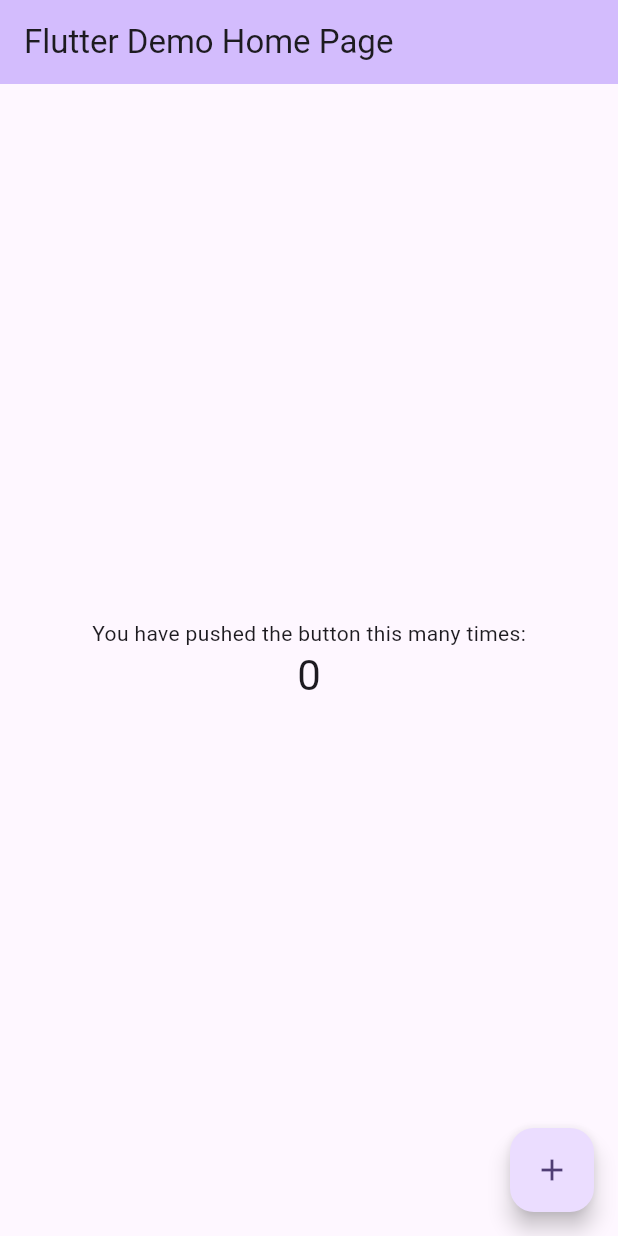
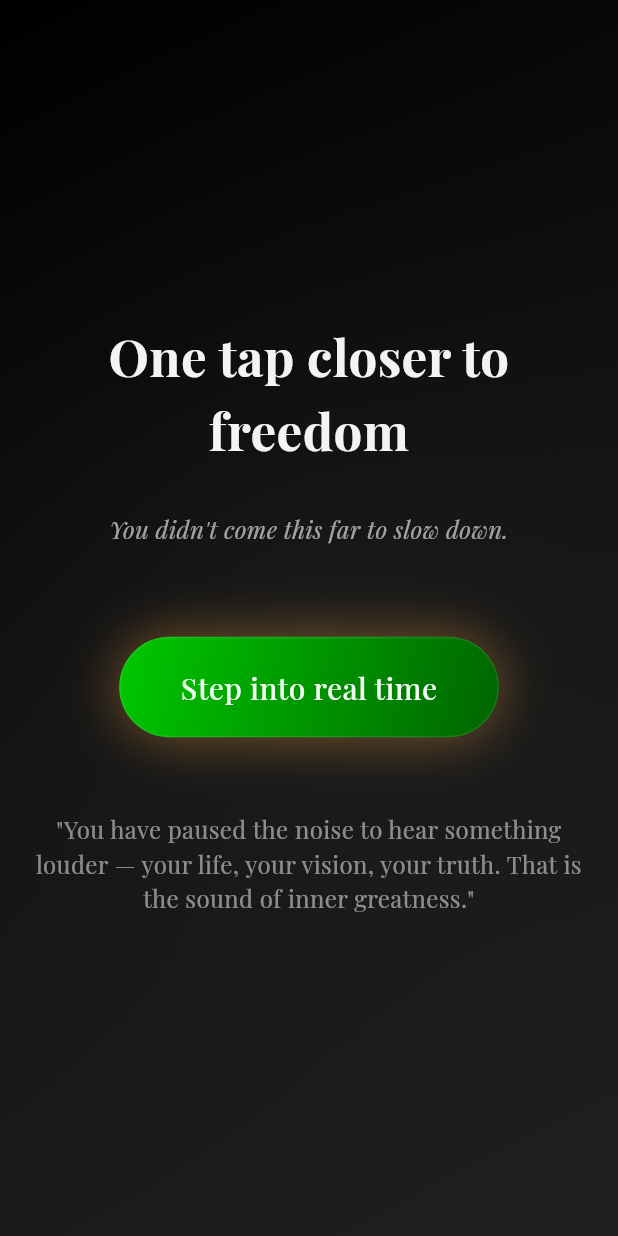
Before and after one commit to AleixVall-lloveraPeiro/app, a Flutter app: the screen it shows after launch, on a phone screen of 412 x 824 dp. Run offline on Flutter 3.47's test engine with Material 3 defaults, Android fonts, the phone set to English and light mode, and no system bars; our stand-ins replace google_fonts.

Commit message:
main i homescreen

```diff
--- a/lib/main.dart
+++ b/lib/main.dart
@@ -1,4 +1,7 @@
 import 'package:flutter/material.dart';
+import 'package:google_fonts/google_fonts.dart';
+import 'home_screen.dart';
+
 
 void main() {
   runApp(const MyApp());
@@ -7,116 +10,162 @@ void main() {
 class MyApp extends StatelessWidget {
   const MyApp({super.key});
 
-  // This widget is the root of your application.
   @override
   Widget build(BuildContext context) {
     return MaterialApp(
-      title: 'Flutter Demo',
-      theme: ThemeData(
-        // This is the theme of your application.
-        //
-        // TRY THIS: Try running your application with "flutter run". You'll see
-        // the application has a purple toolbar. Then, without quitting the app,
-        // try changing the seedColor in the colorScheme below to Colors.green
-        // and then invoke "hot reload" (save your changes or press the "hot
-        // reload" button in a Flutter-supported IDE, or press "r" if you used
-        // the command line to start the app).
-        //
-        // Notice that the counter didn't reset back to zero; the application
-        // state is not lost during the reload. To reset the state, use hot
-        // restart instead.
-        //
-        // This works for code too, not just values: Most code changes can be
-        // tested with just a hot reload.
-        colorScheme: ColorScheme.fromSeed(seedColor: Colors.deepPurple),
+      debugShowCheckedModeBanner: false,
+      title: 'Presence Mode',
+      theme: ThemeData.dark().copyWith(
+        scaffoldBackgroundColor: const Color(0xFF0D0D0D),
       ),
-      home: const MyHomePage(title: 'Flutter Demo Home Page'),
+      home: const MainScreen(),
     );
   }
 }
 
-class MyHomePage extends StatefulWidget {
-  const MyHomePage({super.key, required this.title});
-
-  // This widget is the home page of your application. It is stateful, meaning
-  // that it has a State object (defined below) that contains fields that affect
-  // how it looks.
-
-  // This class is the configuration for the state. It holds the values (in this
-  // case the title) provided by the parent (in this case the App widget) and
-  // used by the build method of the State. Fields in a Widget subclass are
-  // always marked "final".
-
-  final String title;
-
-  @override
-  State<MyHomePage> createState() => _MyHomePageState();
-}
-
-class _MyHomePageState extends State<MyHomePage> {
-  int _counter = 0;
-
-  void _incrementCounter() {
-    setState(() {
-      // This call to setState tells the Flutter framework that something has
-      // changed in this State, which causes it to rerun the build method below
-      // so that the display can reflect the updated values. If we changed
-      // _counter without calling setState(), then the build method would not be
-      // called again, and so nothing would appear to happen.
-      _counter++;
-    });
-  }
+class MainScreen extends StatelessWidget {
+  const MainScreen({super.key});
 
   @override
   Widget build(BuildContext context) {
-    // This method is rerun every time setState is called, for instance as done
-    // by the _incrementCounter method above.
-    //
-    // The Flutter framework has been optimized to make rerunning build methods
-    // fast, so that you can just rebuild anything that needs updating rather
-    // than having to individually change instances of widgets.
     return Scaffold(
-      appBar: AppBar(
-        // TRY THIS: Try changing the color here to a specific color (to
-        // Colors.amber, perhaps?) and trigger a hot reload to see the AppBar
-        // change color while the other colors stay the same.
-        backgroundColor: Theme.of(context).colorScheme.inversePrimary,
-        // Here we take the value from the MyHomePage object that was created by
-        // the App.build method, and use it to set our appbar title.
-        title: Text(widget.title),
+      body: Stack(
+        children: [
+          const BackgroundGradient(),
+          const BlurOverlay(),
+          Center(
+            child: Padding(
+              padding: const EdgeInsets.symmetric(horizontal: 24.0),
+              child: Column(
+                mainAxisAlignment: MainAxisAlignment.center,
+                crossAxisAlignment: CrossAxisAlignment.center,
+                children: [
+                  Text(
+                    'One tap closer to freedom',
+                    textAlign: TextAlign.center,
+                    style: GoogleFonts.playfairDisplay(
+                      fontSize: 34,
+                      fontWeight: FontWeight.bold,
+                      color: Colors.white.withOpacity(0.95),
+                    ),
+                  ),
+                  const SizedBox(height: 30),
+                  Text(
+                    "You didn't come this far to slow down.",
+                    textAlign: TextAlign.center,
+                    style: GoogleFonts.playfairDisplay(
+                      fontSize: 16,
+                      fontStyle: FontStyle.italic,
+                      color: Colors.white.withOpacity(0.6),
+                    ),
+                  ),
+                  const SizedBox(height: 60),
+                  const GlowingStartButton(),
+                  const SizedBox(height: 50),
+                  Opacity(
+                    opacity: 0.5,
+                    child: Text(
+                      '"You have paused the noise to hear something louder — your life, your vision, your truth. That is the sound of inner greatness."',
+                      textAlign: TextAlign.center,
+                      style: GoogleFonts.playfairDisplay(
+                        fontSize: 16,
+                        color: Colors.white,
+                      ),
+                    ),
+                  ),
+                ],
+              ),
+            ),
+          ),
+        ],
       ),
-      body: Center(
-        // Center is a layout widget. It takes a single child and positions it
-        // in the middle of the parent.
-        child: Column(
-          // Column is also a layout widget. It takes a list of children and
-          // arranges them vertically. By default, it sizes itself to fit its
-          // children horizontally, and tries to be as tall as its parent.
-          //
-          // Column has various properties to control how it sizes itself and
-          // how it positions its children. Here we use mainAxisAlignment to
-          // center the children vertically; the main axis here is the vertical
-          // axis because Columns are vertical (the cross axis would be
-          // horizontal).
-          //
-          // TRY THIS: Invoke "debug painting" (choose the "Toggle Debug Paint"
-          // action in the IDE, or press "p" in the console), to see the
-          // wireframe for each widget.
-          mainAxisAlignment: MainAxisAlignment.center,
-          children: <Widget>[
-            const Text('You have pushed the button this many times:'),
-            Text(
-              '$_counter',
-              style: Theme.of(context).textTheme.headlineMedium,
-            ),
+    );
+  }
+}
+
+class BackgroundGradient extends StatelessWidget {
+  const BackgroundGradient({super.key});
+
+  @override
+  Widget build(BuildContext context) {
+    return Container(
+      decoration: const BoxDecoration(
+        gradient: LinearGradient(
+          begin: Alignment.topLeft,
+          end: Alignment.bottomRight,
+          colors: [
+            Color.fromARGB(255, 0, 0, 0),
+            Color.fromARGB(255, 19, 19, 19),
+            Color.fromARGB(255, 32, 32, 32),
           ],
         ),
       ),
-      floatingActionButton: FloatingActionButton(
-        onPressed: _incrementCounter,
-        tooltip: 'Increment',
-        child: const Icon(Icons.add),
-      ), // This trailing comma makes auto-formatting nicer for build methods.
     );
   }
 }
+
+class BlurOverlay extends StatelessWidget {
+  const BlurOverlay({super.key});
+
+  @override
+  Widget build(BuildContext context) {
+    return Container(
+      decoration: BoxDecoration(
+        gradient: RadialGradient(
+          center: Alignment.center,
+          radius: 1.1,
+          colors: [
+            Colors.white.withOpacity(0.03),
+            Colors.transparent,
+          ],
+        ),
+      ),
+    );
+  }
+}
+
+class GlowingStartButton extends StatelessWidget {
+  const GlowingStartButton({super.key});
+
+  @override
+  Widget build(BuildContext context) {
+    return GestureDetector(
+      onTap: () {
+        Navigator.push(
+          context,
+          MaterialPageRoute(builder:(context) => const HomeScreen()),
+        );
+      },
+      child: Container(
+        padding: const EdgeInsets.symmetric(horizontal: 40, vertical: 18),
+        decoration: BoxDecoration(
+          gradient: const LinearGradient(
+            colors: [
+              Color.fromARGB(255, 0, 200, 0), // Groc
+              Color.fromARGB(255, 0, 100, 0),                // Orange
+            ],
+            begin: Alignment.topLeft,
+            end: Alignment.bottomRight,
+          ),
+          borderRadius: BorderRadius.circular(50),
+          boxShadow: [
+            BoxShadow(
+              color: Colors.orangeAccent.withOpacity(0.4),
+              blurRadius: 30,
+              spreadRadius: 1,
+            ),
+          ],
+          border: Border.all(color: Colors.white.withOpacity(0.1)),
+        ),
+        child: Text(
+          'Step into real time',
+          style: GoogleFonts.playfairDisplay(
+            fontSize: 20,
+            fontWeight: FontWeight.w500,
+            color: Colors.white.withOpacity(0.95),
+          ),
+        ),
+      ),
+    );
+  }
+}
```
Also changed, not shown: lib/home_screen.dart (added, +137 -0 lines), pubspec.yaml (+9 -71 lines), pubspec.lock, 4 other files.
